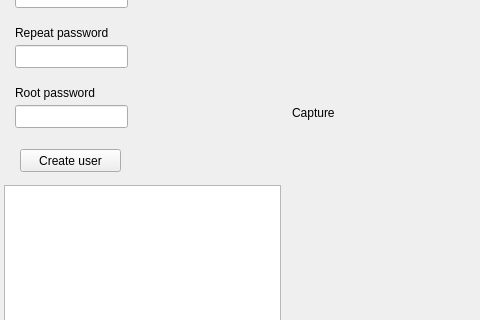
degieusz/face_recogniction, file traing_gui/add_user.ui: the form before one commit; both pictures show x 0 to 480 and y 135 to 455 of the 949 by 608 pixel window.
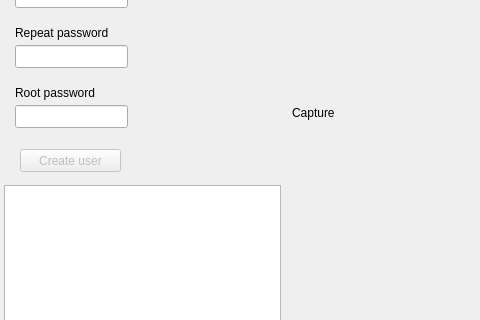
The form after the commit.

```diff
--- a/traing_gui/add_user.ui
+++ b/traing_gui/add_user.ui
@@ -148,6 +148,9 @@
    </property>
   </widget>
   <widget class="QPushButton" name="create_text_user">
+   <property name="enabled">
+    <bool>false</bool>
+   </property>
    <property name="geometry">
     <rect>
      <x>20</x>
```
